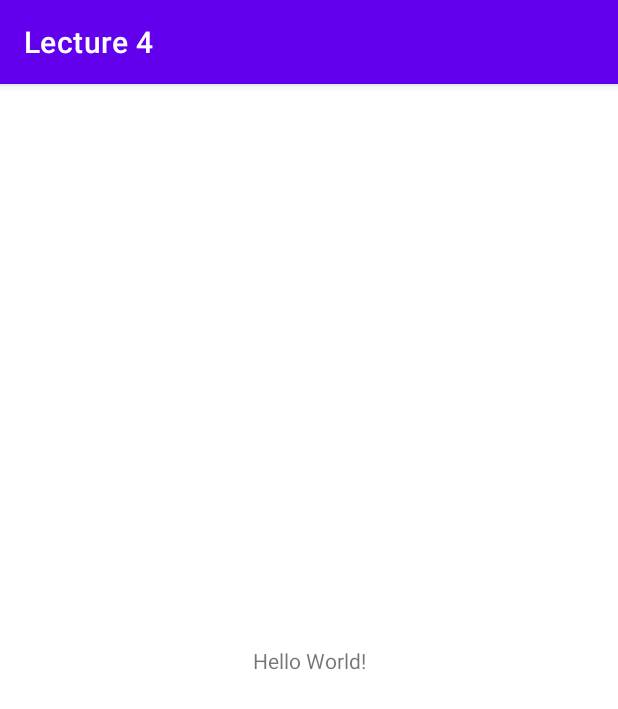
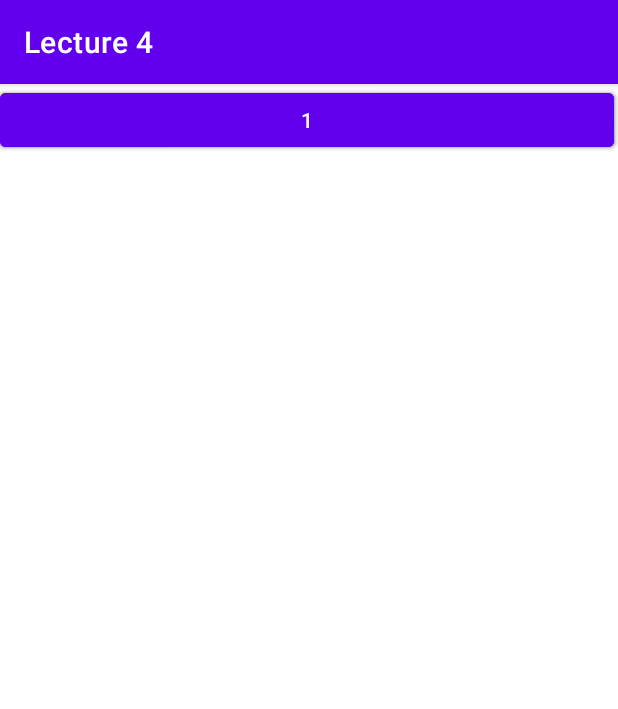
Before and after one commit to rukhsar-alt/mcsf19a020, an Android app: the screen it shows after launch (MainActivity), on a phone screen of 412 x 824 dp. Shown: the top 709 px of the screen. Run offline under Robolectric (Android 15) with nearby library versions, the phone set to English and light mode, and no system bars.

Commit message:
Lecture 4 Completed

```diff
--- a/Lecture 4/app/src/main/res/layout/activity_main.xml
+++ b/Lecture 4/app/src/main/res/layout/activity_main.xml
@@ -6,13 +6,29 @@
     android:layout_height="match_parent"
     tools:context=".MainActivity">
 
-    <TextView
-        android:layout_width="wrap_content"
+
+    <Button
+        android:id="@+id/button3"
+        android:layout_width="409dp"
         android:layout_height="wrap_content"
-        android:text="Hello World!"
-        app:layout_constraintBottom_toBottomOf="parent"
-        app:layout_constraintLeft_toLeftOf="parent"
-        app:layout_constraintRight_toRightOf="parent"
-        app:layout_constraintTop_toTopOf="parent" />
+        android:text="2"
+        tools:layout_editor_absoluteX="1dp"
+        tools:layout_editor_absoluteY="294dp" />
+
+    <Button
+        android:id="@+id/button4"
+        android:layout_width="409dp"
+        android:layout_height="wrap_content"
+        android:text="3"
+        tools:layout_editor_absoluteX="1dp"
+        tools:layout_editor_absoluteY="435dp" />
+
+    <Button
+        android:id="@+id/button8"
+        android:layout_width="409dp"
+        android:layout_height="wrap_content"
+        android:text="1"
+        tools:layout_editor_absoluteX="1dp"
+        tools:layout_editor_absoluteY="145dp" />
 
 </androidx.constraintlayout.widget.ConstraintLayout>
```
Also changed, not shown: Lecture 4/app/src/main/res/layout/linearlayout.xml (added, +36 -0 lines).
